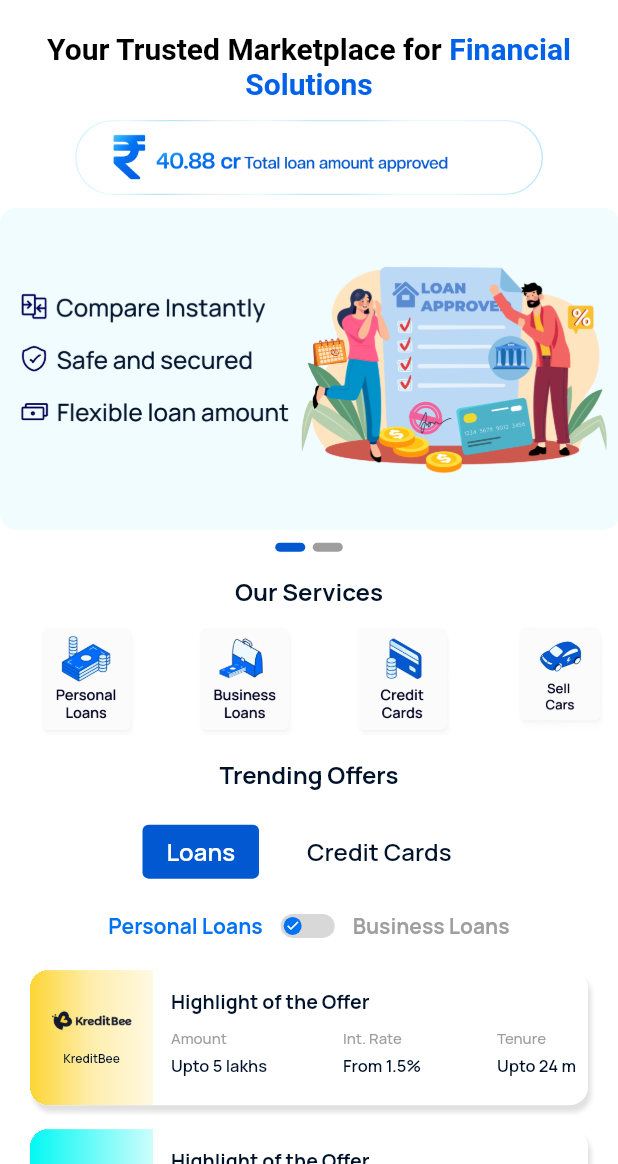
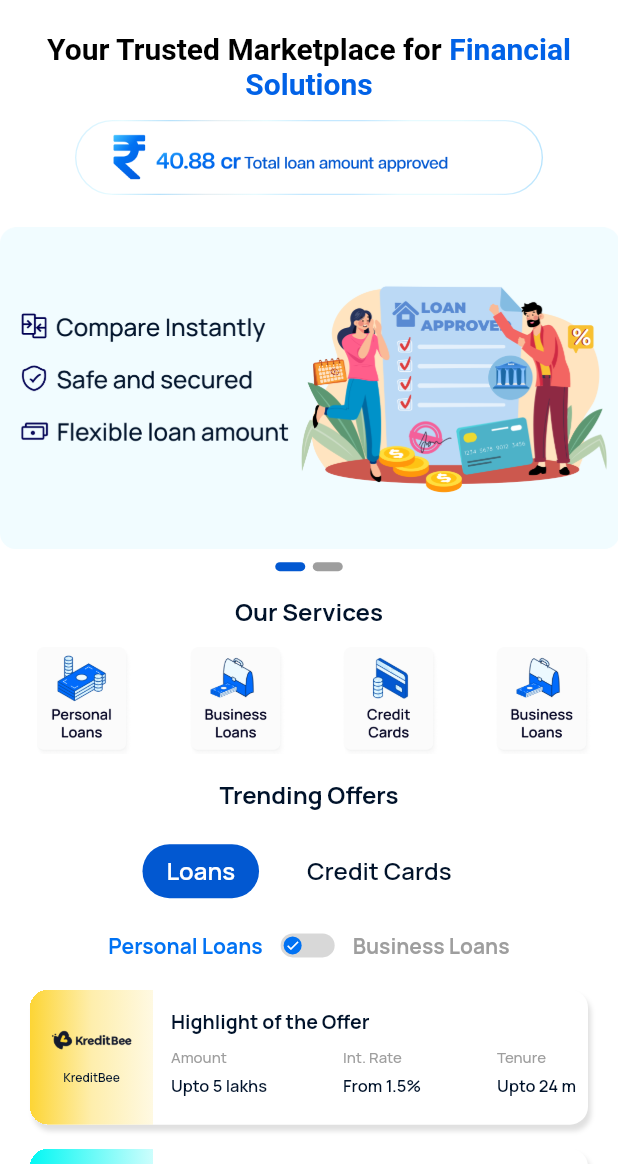
Before and after one commit to SinhaSarwajeet/weCredit, a Flutter app: the screen it shows after launch, on a phone screen of 412 x 824 dp, the part 72-1236 px from its top. Run offline on Flutter 3.47's test engine with Material 3 defaults, Android fonts, the phone set to English and light mode, and no system bars; drawn by our look-alikes of carousel_indicator, carousel_slider, flutter_advanced_switch; our stand-ins replace get.

Commit message:
ui changes

```diff
--- a/lib/data/images.dart
+++ b/lib/data/images.dart
@@ -7,7 +7,7 @@ final List<String> services = [
   "assets/images/personal_load.png",
   "assets/images/business_loan.png",
   "assets/images/credit_card.png",
-  "assets/images/car.png"
+  "assets/images/business_loan.png",
 ];
 var faqItems = [
   {
--- a/lib/view/home/home.dart
+++ b/lib/view/home/home.dart
@@ -49,6 +49,7 @@ class Home extends StatelessWidget {
           children: [
             title(),
             animatedDynamicContainer(),
+            const SizedBox(height: 13,),
             carousalSlider(context),
             indicator(),
             const SizedBox(
@@ -217,7 +218,7 @@ class Home extends StatelessWidget {
           itemBuilder: (context, index) {
             return Container(
               margin:
-              EdgeInsets.only(left: index == 0 ? 15 : 0, right: 15),
+              EdgeInsets.only(left: index == 0 ? 12 : 0, right: 12),
               child: Image.asset(
                 services[index],
                 width: 90,
--- a/lib/view/home/home_utils.dart
+++ b/lib/view/home/home_utils.dart
@@ -70,6 +70,7 @@ class HomeUtils{
           style: ElevatedButton.styleFrom(
               elevation:0,
               shadowColor: transparent,
+              shape: RoundedRectangleBorder(borderRadius: BorderRadius.circular(40)),
               backgroundColor: homeController?.buttonText.value==buttonName?blueThree:whiteColor),
           child: Text(
             buttonName,
@@ -359,12 +360,11 @@ class HomeUtils{
        ),
      );
      showModalBottomSheet(
-         backgroundColor: Colors.white,
+         backgroundColor: transparent,
          context: context,
          isScrollControlled: true,
          builder: (context) =>
              FractionallySizedBox(
-               heightFactor: 0.38,
                  child: ui
              )
      );
```
Also changed, not shown: assets/images/car.png.
